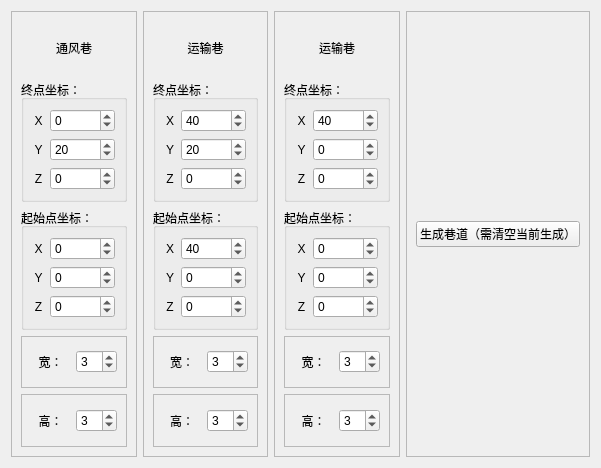
This is ui/roadway.ui in ez4jc/working_face_master as Qt 5 draws it before an edit. The edited form follows.
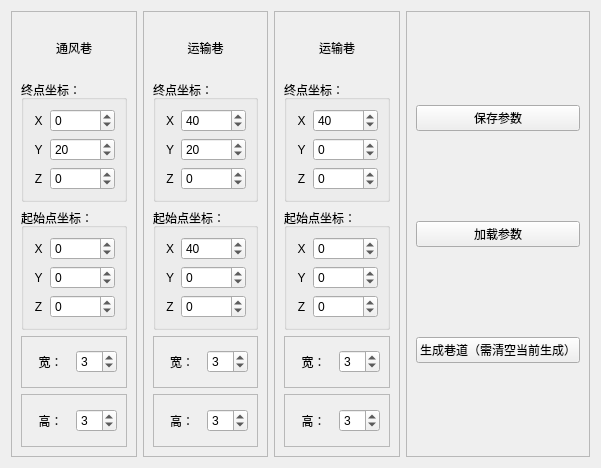
This is the edited form.

Commit message: 巷道面板加载保存功能完成

The edit to the form file:
```diff
--- a/ui/roadway.ui
+++ b/ui/roadway.ui
@@ -755,6 +755,20 @@
       <enum>QFrame::Raised</enum>
      </property>
      <layout class="QVBoxLayout" name="verticalLayout_7">
+      <item>
+       <widget class="QPushButton" name="pushButton_saveInfo">
+        <property name="text">
+         <string>保存参数</string>
+        </property>
+       </widget>
+      </item>
+      <item>
+       <widget class="QPushButton" name="pushButton_loadInfo">
+        <property name="text">
+         <string>加载参数</string>
+        </property>
+       </widget>
+      </item>
       <item>
        <widget class="QPushButton" name="pushButton_generate_roadway">
         <property name="text">
```
The commit also changes 31 other files.
